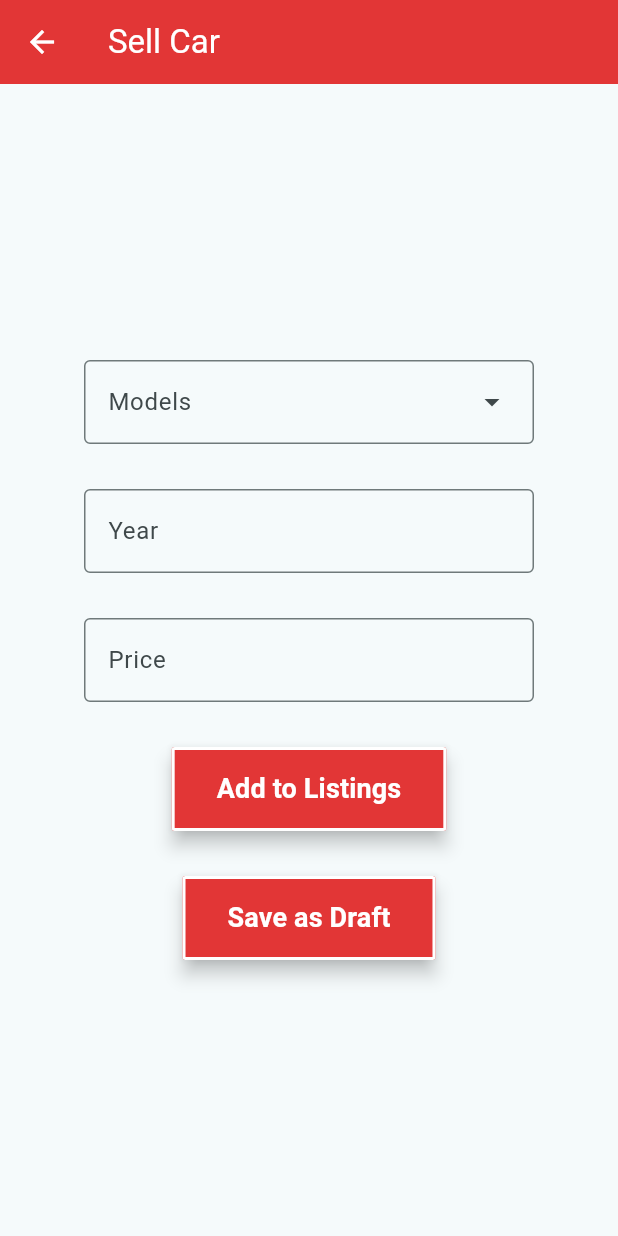
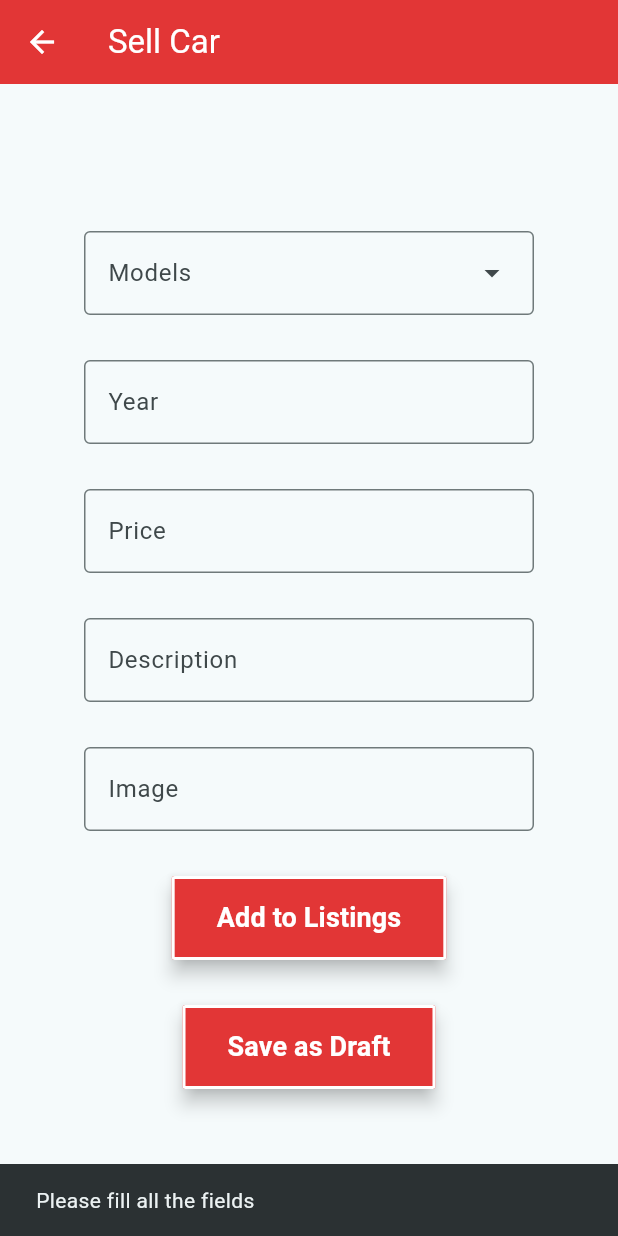
Before and after one commit to amitsarvate/vehicle-buy-sell-rent-app, a Flutter app: the SellCarPage screen opened directly, after a tap on "Add to Listings", on a phone screen of 412 x 824 dp. Run offline on Flutter 3.47's test engine with Material 3 defaults, Android fonts, the light colour scheme and no system bars; our stand-ins replace cloud_firestore, firebase_auth, firebase_core; missing offline and left inert: firebase_app_check; accounts and stored records are empty; network calls fail.

Commit message:
Fire Store working

```diff
--- a/lib/SellCarPage.dart
+++ b/lib/SellCarPage.dart
@@ -1,4 +1,6 @@
 import 'package:flutter/material.dart';
+import 'SellPost.dart';
+import 'SellPostModel.dart';
 
 class SellCarPage extends StatefulWidget{
 
@@ -25,7 +27,73 @@ class _SellCarPageState extends State<SellCarPage>{
   final TextEditingController modelController = TextEditingController();
   final TextEditingController yearController = TextEditingController();
   final TextEditingController priceController = TextEditingController();
+  final TextEditingController descriptionController = TextEditingController();
+  final TextEditingController imageController = TextEditingController();
   Models? _selectedModel;
+  SellPostModel sellPostModel = SellPostModel() ;
+
+  void _handleAddToListings() async{
+    if (modelController.text.isEmpty ||
+        yearController.text.isEmpty ||
+        priceController.text.isEmpty ||
+        descriptionController.text.isEmpty ||
+        imageController.text.isEmpty) {
+      // Show an error or return if any field is empty
+      ScaffoldMessenger.of(context).showSnackBar(
+        const SnackBar(content: Text('Please fill all the fields')),
+      );
+      return;
+    }
+
+    // Parse inputs
+    String model = _selectedModel?.models ?? "";
+    int year = int.tryParse(yearController.text) ?? 0;
+    int price = int.tryParse(priceController.text) ?? 0;
+    String description = descriptionController.text??"";
+    String image = imageController.text;
+
+    // Create a SellPost object
+    // Parse inputs
+
+    // Create a map from the form data
+    Map<String, dynamic> postData = {
+      'model': model,
+      'year': year,
+      'price': price,
+      'description': description,
+      'image': image,
+    };
+
+    // Create a SellPost object from the map
+    SellPost newPost = SellPost.fromMap(postData);
+
+    // Clear the input fields after creating the SellPost object
+    try {
+      await sellPostModel.insertSellPost(newPost);
+
+      // Clear the input fields after successful addition
+      modelController.clear();
+      yearController.clear();
+      priceController.clear();
+      descriptionController.clear();
+      imageController.clear();
+
+      // Show a success message
+      ScaffoldMessenger.of(context).showSnackBar(
+        const SnackBar(content: Text('Car added to listings successfully!')),
+      );
+      print(newPost.toMap());
+    } catch (e) {
+      // Show an error message if something goes wrong
+      ScaffoldMessenger.of(context).showSnackBar(
+        SnackBar(content: Text('Failed to add car to listings: $e')),
+      );
+    }
+
+
+
+
+  }
 
   @override
   Widget build(BuildContext context){
@@ -100,9 +168,43 @@ class _SellCarPageState extends State<SellCarPage>{
               ],
             ),
             const SizedBox(height: 30),
+            Row(
+              mainAxisAlignment: MainAxisAlignment.spaceEvenly,
+              children: <Widget>[
+                SizedBox(
+                  width: 300,
+                  child: TextField(
+                    controller: descriptionController,
+                    decoration: const InputDecoration(
+                      labelText: 'Description',
+                      border: OutlineInputBorder(),
+                    ),
+                    keyboardType: TextInputType.text,
+                  ),
+                ),
+              ],
+            ),
+            const SizedBox(height: 30),
+            Row(
+              mainAxisAlignment: MainAxisAlignment.spaceEvenly,
+              children: <Widget>[
+                SizedBox(
+                  width: 300,
+                  child: TextField(
+                    controller: imageController,
+                    decoration: const InputDecoration(
+                      labelText: 'Image',
+                      border: OutlineInputBorder(),
+                    ),
+                    keyboardType: TextInputType.text,
+                  ),
+                ),
+              ],
+            ),
+            const SizedBox(height: 30),
             ElevatedButton(
               onPressed: () {
-                  print('Search button pressed');
+                _handleAddToListings();
               },
               style: ElevatedButton.styleFrom(
                 backgroundColor: const Color(0xffe23636), // Button color
--- /dev/null
+++ b/lib/SellPost.dart
@@ -0,0 +1,49 @@
+import 'package:cloud_firestore/cloud_firestore.dart';
+
+class SellPost{
+  String ?model ;
+  int ?year;
+  int? price ;
+  String? description;
+  String? image;
+  String? id;
+  DocumentReference? reference;
+  //String userId;
+  SellPost(
+      this.model,
+      this.year,
+      this.price,
+      this.description,
+      this.image,
+      this.id,
+      this.reference
+
+
+      );
+  SellPost.fromMap(Map<String,dynamic> map,{this.reference}){
+    this.id = reference?.id;
+    this.model = map['model'];
+    this.year = map['year'];
+    this.image = map['image'];
+    this.price = map['price'];
+    this.description = map['description'];
+
+
+
+  }
+  Map<String, dynamic> toMap(){
+    return {
+
+      'model' :this.model,
+      'year':this.year,
+      'description' :this.description,
+      'price':this.price,
+      'image':this.image,
+    };
+
+  }
+
+
+
+
+}
```
Also changed, not shown: lib/SellPostModel.dart (added, +35 -0 lines), lib/authService.dart (+40 -38 lines). Lines whose indentation alone changed are shown as unchanged.
